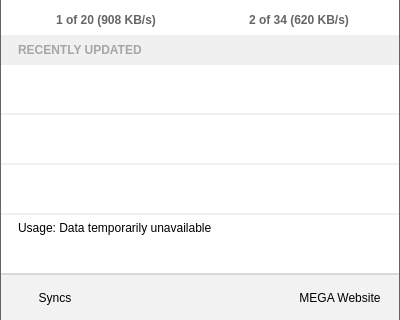
Above: Source/MEGASync/gui/InfoDialog.ui from meganz/MEGAsync before the change; both pictures show x 0 to 400 and y 180 to 500 of the 400 by 500 pixel window. Below: the same form after it.
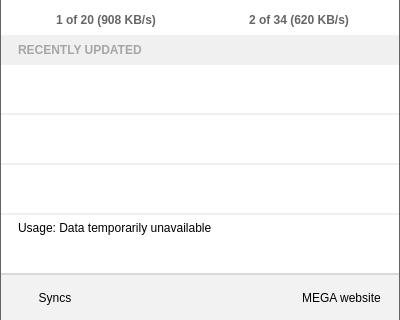
That is the form after the change. Icons and pictures are not drawn. Custom widgets are drawn as their Qt base class.

```diff
--- a/Source/MEGASync/gui/InfoDialog.ui
+++ b/Source/MEGASync/gui/InfoDialog.ui
@@ -722,7 +722,7 @@
          </font>
         </property>
         <property name="text">
-         <string>MEGA Website</string>
+         <string>MEGA website</string>
         </property>
         <property name="icon">
          <iconset>
```
